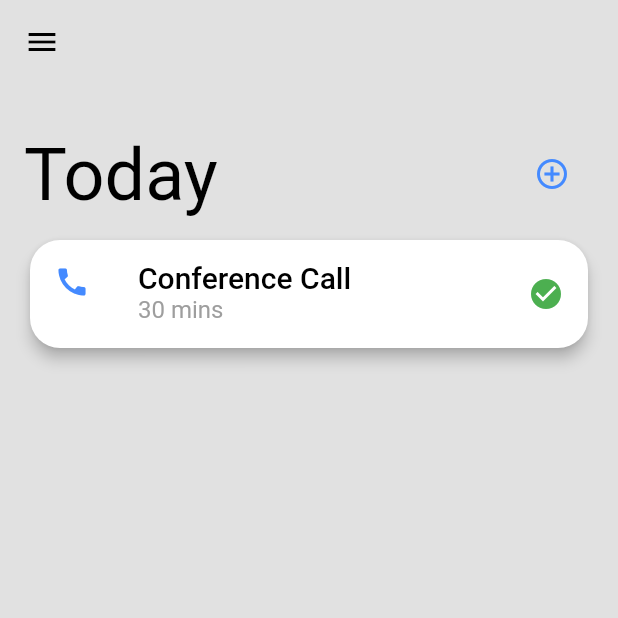
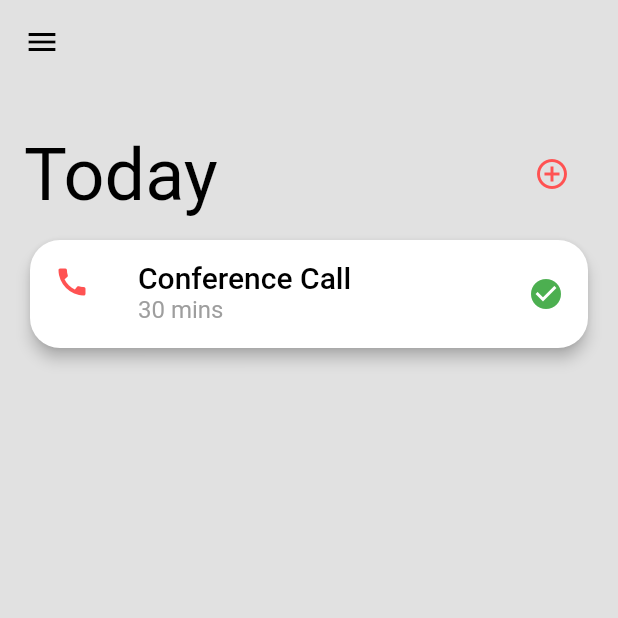
Before and after one commit to samuelematias/flutter-theming, a Flutter app: the screen it shows after launch, on a phone screen of 412 x 824 dp, the top half of it. Run offline on Flutter 3.47's test engine with Material 2 defaults, Android fonts, the phone set to English and light mode, and no system bars.

Commit message:
update _iconColor

```diff
--- a/lib/app_theme.dart
+++ b/lib/app_theme.dart
@@ -3,7 +3,7 @@ import 'package:flutter/material.dart';
 class AppTheme {
   AppTheme._();
 
-  static final Color _iconColor = Colors.blueAccent.shade200;
+  static final Color _iconColor = Colors.redAccent.shade200;
 
   static const Color _lightPrimaryColor = Colors.white;
   static const Color _lightPrimaryVariantColor = Color(0xFFE1E1E1);
```
